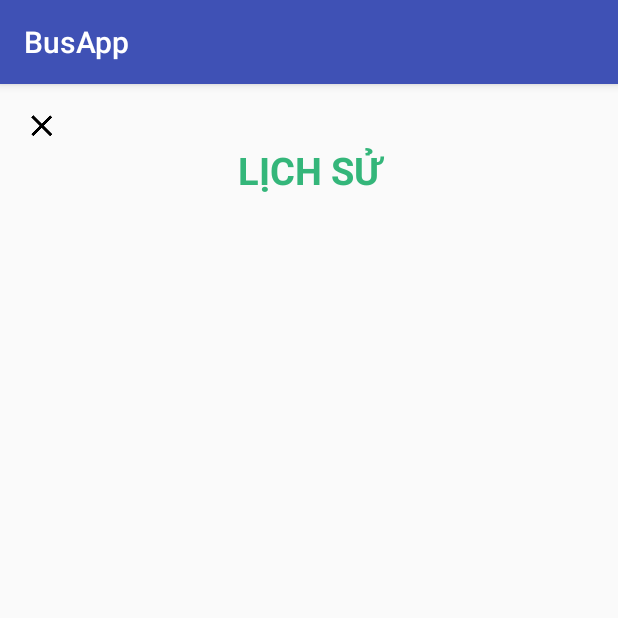
After one commit to thanhhuypham/BusApplication, an Android app: the HistoryActivity screen opened directly, with no data from a screen before it, on a phone screen of 412 x 824 dp, the top half of it. The commit adds this screen. Run offline under Robolectric (Android 15) with nearby library versions, the phone set to English and light mode, and no system bars; our stand-ins replace Firebase (no records; nobody signed in at launch, a user with empty details on screens opened directly).

Commit message:
Commit new bus application

```diff
--- a/app/build.gradle
+++ b/app/build.gradle
@@ -27,6 +27,9 @@ dependencies {
     compile 'com.android.support:appcompat-v7:25.3.0'
     compile 'org.jsoup:jsoup:1.10.2'
     compile 'com.android.support.constraint:constraint-layout:1.0.2'
+    compile 'com.google.firebase:firebase-database:9.2.0'
     compile 'com.android.support:design:25.3.0'
     testCompile 'junit:junit:4.12'
 }
+
+apply plugin: 'com.google.gms.google-services'
--- a/app/src/main/AndroidManifest.xml
+++ b/app/src/main/AndroidManifest.xml
@@ -18,9 +18,9 @@
                 <category android:name="android.intent.category.LAUNCHER" />
             </intent-filter>
         </activity>
-        <activity android:name=".ListActivity"></activity>
+        <activity android:name=".ListActivity" />
         <activity android:name=".DetailActivity" />
-
+        <activity android:name=".HistoryActivity"></activity>
     </application>
 
 </manifest>
--- /dev/null
+++ b/app/src/main/java/com/example/administrator/busapp/HistoryActivity.java
@@ -0,0 +1,89 @@
+package com.example.administrator.busapp;
+
+import android.content.Intent;
+import android.support.v7.app.AppCompatActivity;
+import android.os.Bundle;
+import android.view.View;
+import android.widget.AdapterView;
+import android.widget.ImageView;
+import android.widget.ListView;
+
+import com.example.administrator.busapp.adapter.BusAdapter;
+import com.example.administrator.busapp.datamodels.Bus;
+import com.google.firebase.database.DataSnapshot;
+import com.google.firebase.database.DatabaseError;
+import com.google.firebase.database.DatabaseReference;
+import com.google.firebase.database.FirebaseDatabase;
+import com.google.firebase.database.ValueEventListener;
+
+import java.util.ArrayList;
+
+public class HistoryActivity extends AppCompatActivity {
+
+    private ImageView imgViewClose;
+    private ListView lvHistory;
+    private ArrayList<Bus> arrBus;
+    private BusAdapter adapter;
+    private DatabaseReference dbHisBus;
+
+    @Override
+    protected void onCreate(Bundle savedInstanceState) {
+        super.onCreate(savedInstanceState);
+        setContentView(R.layout.activity_history);
+
+        dbHisBus = FirebaseDatabase.getInstance().getReference("bus");
+        arrBus = new ArrayList<Bus>();
+
+        lvHistory = (ListView) findViewById(R.id.lvHistory);
+        imgViewClose = (ImageView) findViewById(R.id.imgViewClose);
+
+        imgViewClose.setOnClickListener(new View.OnClickListener() {
+            @Override
+            public void onClick(View v) {
+                HistoryActivity.super.onBackPressed();
+            }
+        });
+
+        lvHistory.setOnItemClickListener(new AdapterView.OnItemClickListener() {
+            @Override
+            public void onItemClick(AdapterView<?> parent, View view, int position, long id) {
+                Bundle bundle = new Bundle();
+                bundle.putString("id", arrBus.get(position).getId());
+                bundle.putString("name", arrBus.get(position).getName());
+                bundle.putString("start", arrBus.get(position).getStart());
+                bundle.putString("end", arrBus.get(position).getEnd());
+
+                Intent intent = new Intent(HistoryActivity.this, DetailActivity.class);
+                intent.putExtra("data", bundle);
+                startActivity(intent);
+            }
+        });
+
+    }
+
+    @Override
+    protected void onStart() {
+        super.onStart();
+
+        dbHisBus.addValueEventListener(new ValueEventListener() {
+            @Override
+            public void onDataChange(DataSnapshot dataSnapshot) {
+                arrBus.clear();
+
+                for(DataSnapshot busSnap : dataSnapshot.getChildren()) {
+                    Bus bus = busSnap.getValue(Bus.class);
+
+                    arrBus.add(bus);
+                }
+
+                adapter = new BusAdapter(HistoryActivity.this, R.layout.layout_item_listview, arrBus);
+                lvHistory.setAdapter(adapter);
+            }
+
+            @Override
+            public void onCancelled(DatabaseError databaseError) {
+
+            }
+        });
+    }
+}
--- a/app/src/main/java/com/example/administrator/busapp/ListActivity.java
+++ b/app/src/main/java/com/example/administrator/busapp/ListActivity.java
@@ -14,6 +14,9 @@ import android.widget.ImageView;
 import android.widget.ListView;
 import android.widget.Toast;
 
+
+import com.example.administrator.busapp.adapter.BusAdapter;
+import com.example.administrator.busapp.datamodels.Bus;
 
 import org.json.JSONArray;
 import org.json.JSONException;
--- a/app/src/main/java/com/example/administrator/busapp/BusAdapter.java
+++ b/app/src/main/java/com/example/administrator/busapp/adapter/BusAdapter.java
@@ -1,4 +1,4 @@
-package com.example.administrator.busapp;
+package com.example.administrator.busapp.adapter;
 
 import android.app.Activity;
 import android.support.annotation.NonNull;
@@ -8,6 +8,9 @@ import android.view.View;
 import android.view.ViewGroup;
 import android.widget.ArrayAdapter;
 import android.widget.TextView;
+
+import com.example.administrator.busapp.datamodels.Bus;
+import com.example.administrator.busapp.R;
 
 import java.util.ArrayList;
 import java.util.Locale;
--- a/app/src/main/java/com/example/administrator/busapp/Bus.java
+++ b/app/src/main/java/com/example/administrator/busapp/datamodels/Bus.java
@@ -1,4 +1,4 @@
-package com.example.administrator.busapp;
+package com.example.administrator.busapp.datamodels;
 
 /**
  * Created by Administrator on 29/03/2017.
--- /dev/null
+++ b/app/src/main/res/layout/activity_history.xml
@@ -0,0 +1,37 @@
+<?xml version="1.0" encoding="utf-8"?>
+<RelativeLayout xmlns:android="http://schemas.android.com/apk/res/android"
+    xmlns:app="http://schemas.android.com/apk/res-auto"
+    xmlns:tools="http://schemas.android.com/tools"
+    android:layout_width="match_parent"
+    android:layout_height="match_parent"
+    android:paddingLeft="@dimen/activity_horizontal_margin"
+    android:paddingRight="@dimen/activity_horizontal_margin"
+    android:paddingTop="@dimen/activity_vertical_margin"
+    android:paddingBottom="@dimen/activity_vertical_margin"
+    tools:context="com.example.administrator.busapp.HistoryActivity">
+
+    <ImageView
+        android:id="@+id/imgViewClose"
+        android:layout_width="wrap_content"
+        android:layout_height="wrap_content"
+        android:background="@mipmap/ic_close_black_24dp"/>
+
+    <TextView
+        android:layout_width="match_parent"
+        android:textColor="@color/colorGreen"
+        android:layout_height="wrap_content"
+        android:text="@string/lich_su_tim"
+        android:textStyle="bold"
+        android:layout_below="@id/imgViewClose"
+        android:id="@+id/textViewHistory"
+        android:textSize="25sp"
+        android:textAlignment="center"/>
+
+
+    <ListView
+        android:layout_below="@id/textViewHistory"
+        android:layout_width="match_parent"
+        android:layout_height="match_parent"
+        android:id="@+id/lvHistory">
+    </ListView>
+</RelativeLayout>
--- a/app/src/main/res/values/strings.xml
+++ b/app/src/main/res/values/strings.xml
@@ -25,4 +25,5 @@
     <string name="open">Open</string>
     <string name="close">Close</string>
 
+    <string name="lich_su_tim">LỊCH SỬ</string>
 </resources>
--- a/build.gradle
+++ b/build.gradle
@@ -6,7 +6,7 @@ buildscript {
     }
     dependencies {
         classpath 'com.android.tools.build:gradle:2.3.0'
-
+        classpath 'com.google.gms:google-services:3.0.0'
         // NOTE: Do not place your application dependencies here; they belong
         // in the individual module build.gradle files
     }
```
Also changed, not shown: app/src/main/java/com/example/administrator/busapp/DetailActivity.java (+39 -1 lines), app/src/main/java/com/example/administrator/busapp/MainActivity.java (+9 -2 lines), 1 other file.
